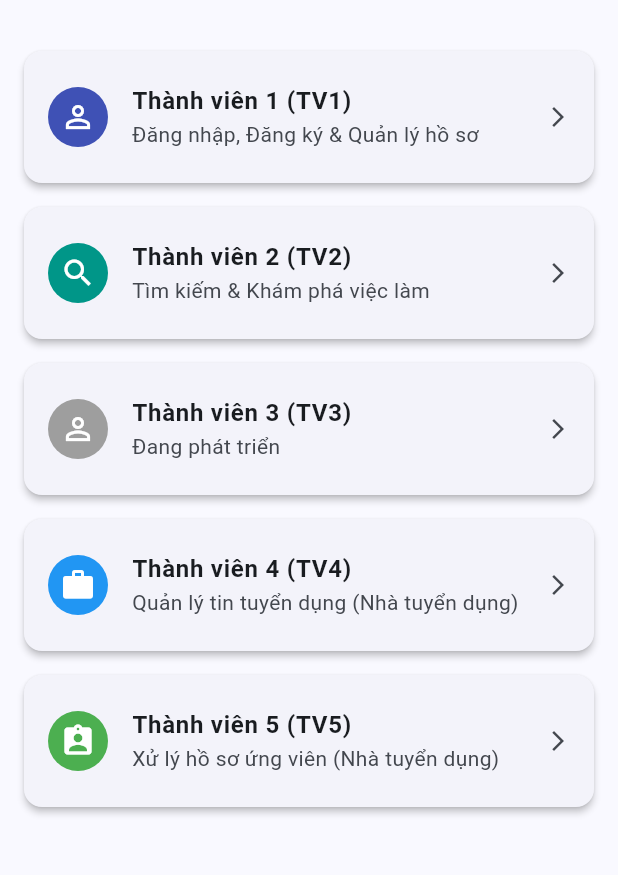
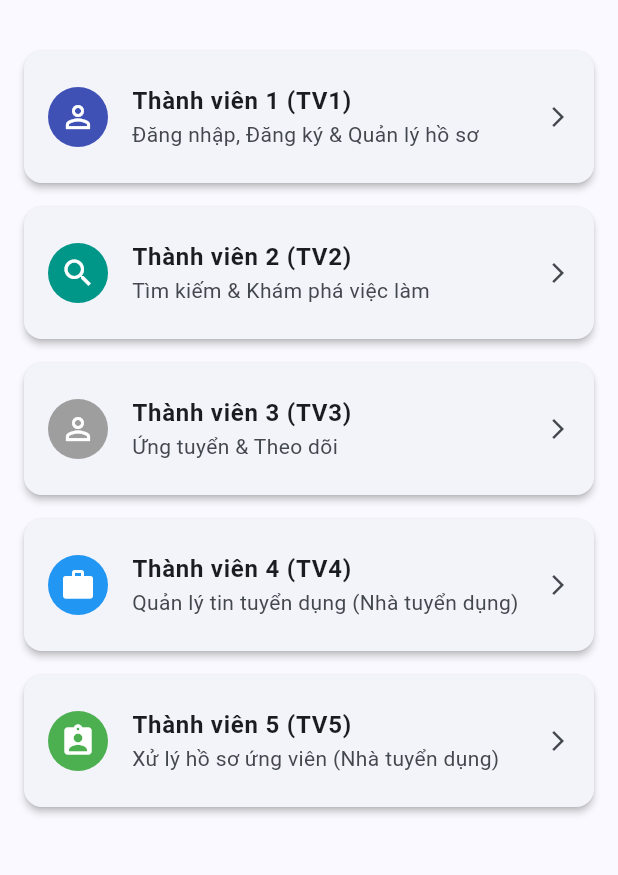
Before and after one commit to ShouNLAK/HUIT-LT-PTUDDiDong-Nhom-1, a Flutter app: the screen it shows after launch, on a phone screen of 412 x 824 dp, the part 63-938 px from its top. Run offline on Flutter 3.47's test engine with Material 3 defaults, Android fonts, the phone set to English and light mode, and no system bars; our stand-ins replace file_picker, flutter_local_notifications; accounts and stored records are empty.

Commit message:
Update subtitle for Thành viên 3 button

```diff
--- a/lib/main.dart
+++ b/lib/main.dart
@@ -98,7 +98,7 @@ class MainHubScreen extends StatelessWidget {
           _buildMemberButton(
             context: context,
             title: 'Thành viên 3 (TV3)',
-            subtitle: 'Đang phát triển',
+            subtitle: 'Ứng tuyển & Theo dõi',
             icon: Icons.person_outline,
             color: Colors.grey,
             targetScreen: const TV3Screen(),
```
